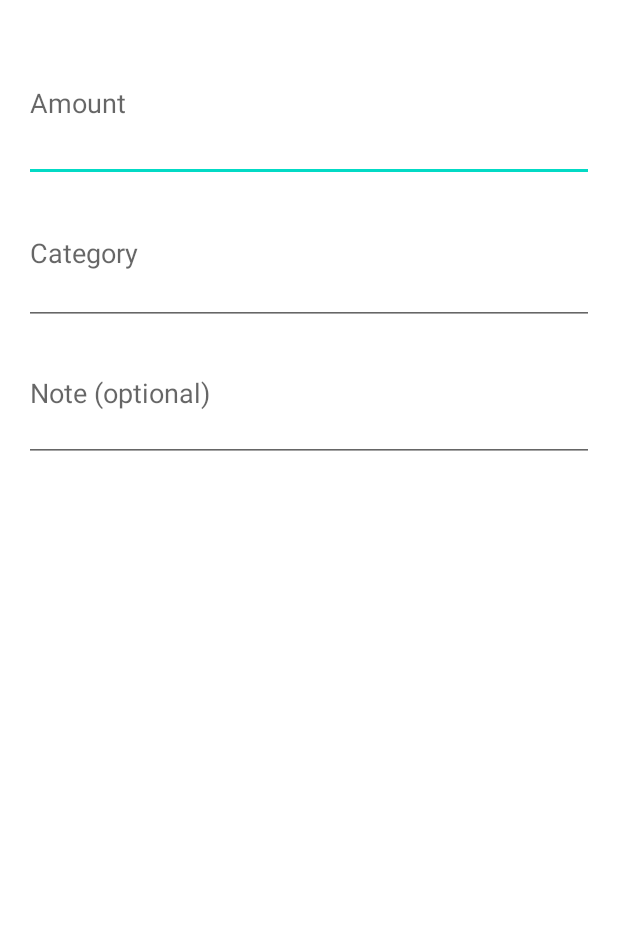
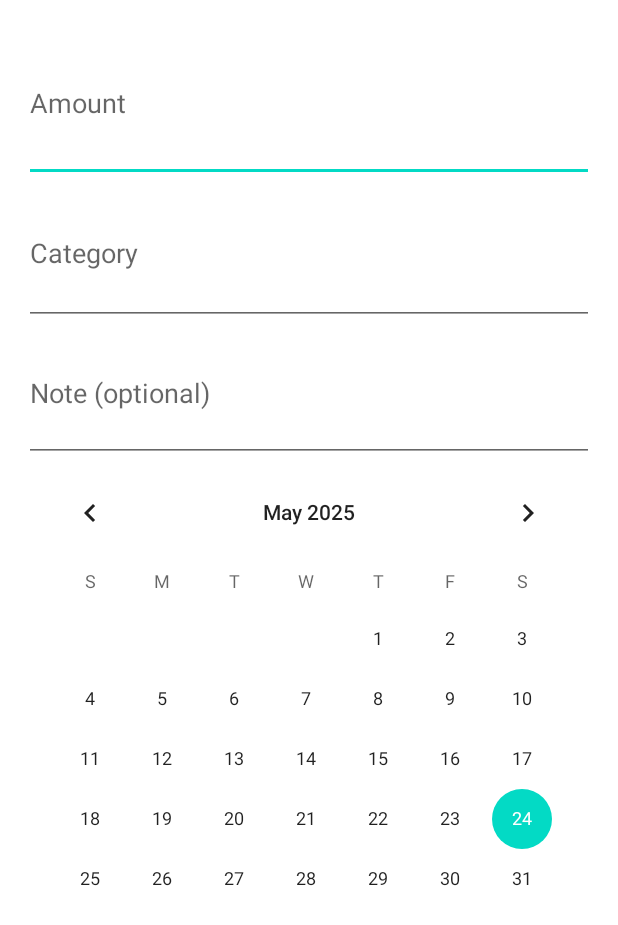
Before and after one commit to MykhailoYablon/spend-tracker, an Android app: the layout dialog_add_transaction.xml on its own in the app's theme, with its tools: preview values and no code run, on a phone screen of 412 x 824 dp. Shown: the top 925 px of the screen. Run offline under Robolectric (Android 15) with nearby library versions, the phone set to English and light mode, and no system bars.

Commit message:
Some adjustments

```diff
--- a/app/src/main/res/layout/dialog_add_transaction.xml
+++ b/app/src/main/res/layout/dialog_add_transaction.xml
@@ -22,4 +22,10 @@
         android:layout_width="match_parent"
         android:layout_height="91dp"
         android:hint="Note (optional)" />
+
+    <CalendarView
+        android:id="@+id/calendarView"
+        android:layout_width="match_parent"
+        android:layout_height="wrap_content" />
+
 </LinearLayout>
```
Also changed, not shown: app/src/main/java/com/example/spendtracker/MainActivity.kt (+16 -4 lines), app/src/main/res/layout/activity_main.xml (+16 -7 lines).
